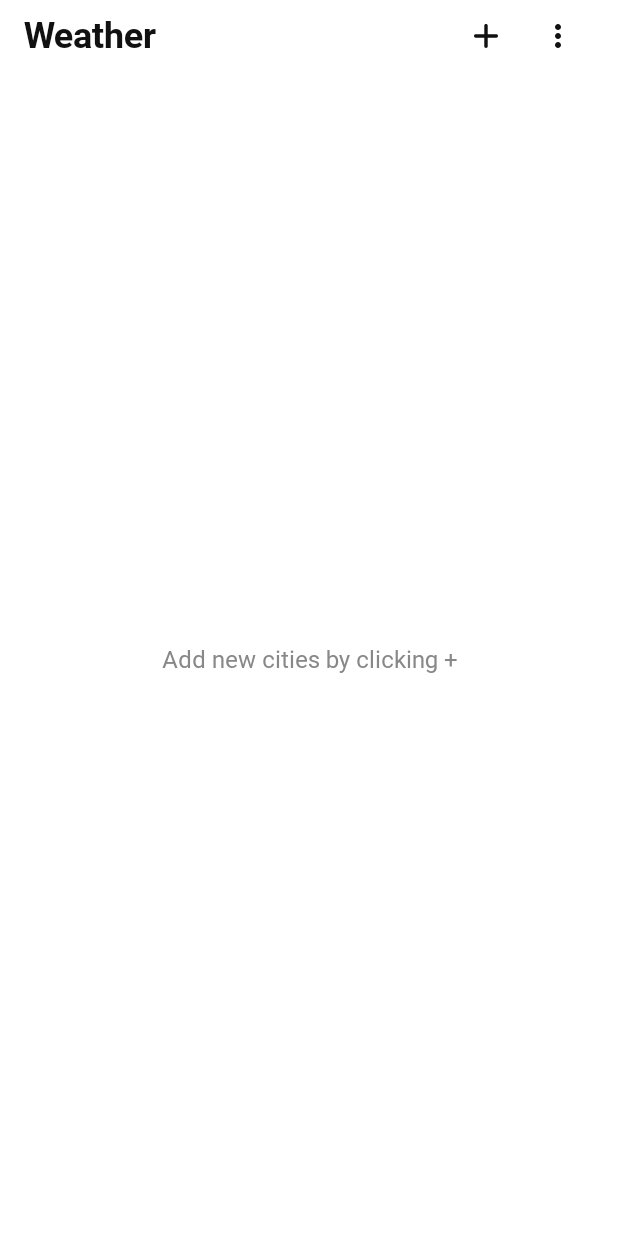
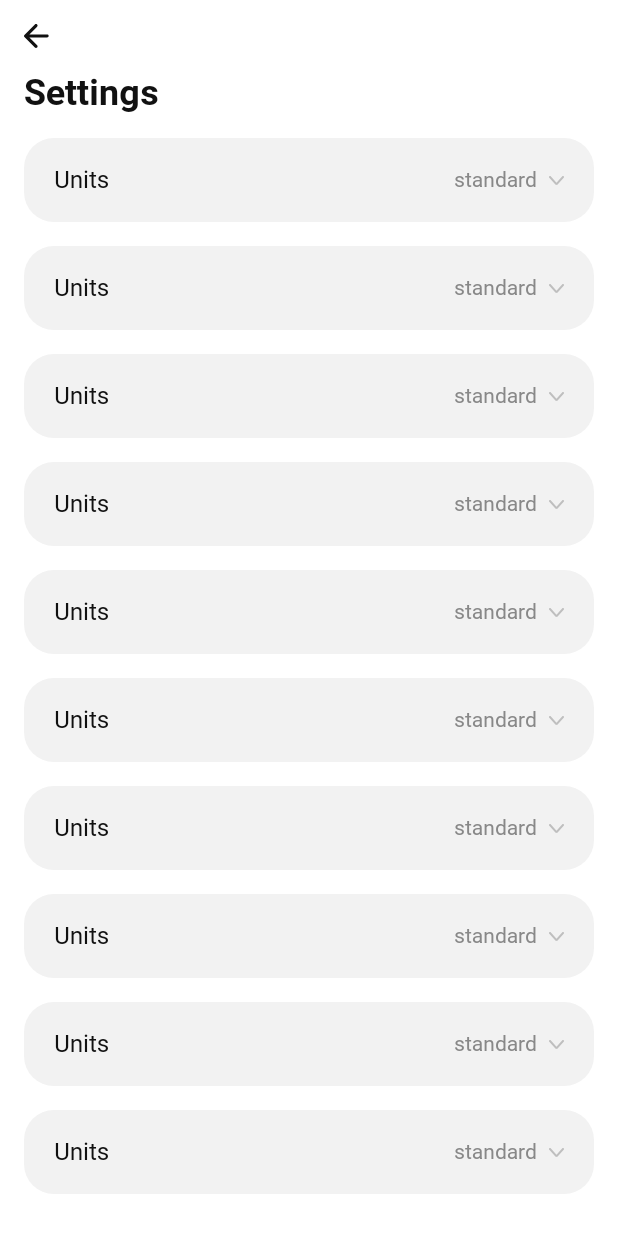
Before and after one commit to SviatKuzbyt/CityWeather, an Android app built with Jetpack Compose: the screen it shows after launch (MainActivity), after a tap on "Open settings", on a phone screen of 412 x 824 dp. Shown: the top 1233 px of the screen. Run offline under Robolectric (Android 15) with nearby library versions, the phone set to English and light mode, and no system bars; our stand-ins replace Room's generated code.

Commit message:
create SettingsItem

```diff
--- a/app/src/main/java/ua/sviatkuzbyt/cityweather/data/api/CurrentWeatherManager.kt
+++ b/app/src/main/java/ua/sviatkuzbyt/cityweather/data/api/CurrentWeatherManager.kt
@@ -1,10 +1,10 @@
 package ua.sviatkuzbyt.cityweather.data.api
 
 import com.google.gson.Gson
-import ua.sviatkuzbyt.cityweather.data.structures.WeatherItemAppearance.Companion.getWeatherItemAppearance
+import ua.sviatkuzbyt.cityweather.data.structures.weather.WeatherItemAppearance.Companion.getWeatherItemAppearance
 import ua.sviatkuzbyt.cityweather.data.database.CityEntity
 import ua.sviatkuzbyt.cityweather.data.structures.cities.CityItemData
-import ua.sviatkuzbyt.cityweather.data.structures.WeatherResponse
+import ua.sviatkuzbyt.cityweather.data.structures.weather.WeatherResponse
 
 class CurrentWeatherManager{
     private val gson = Gson()
--- a/app/src/main/java/ua/sviatkuzbyt/cityweather/data/repositories/ForecastFiveDaysRepository.kt
+++ b/app/src/main/java/ua/sviatkuzbyt/cityweather/data/repositories/ForecastFiveDaysRepository.kt
@@ -1,6 +1,6 @@
 package ua.sviatkuzbyt.cityweather.data.repositories
 
-import ua.sviatkuzbyt.cityweather.data.structures.WeatherItemAppearance.Companion.getWeatherItemAppearance
+import ua.sviatkuzbyt.cityweather.data.structures.weather.WeatherItemAppearance.Companion.getWeatherItemAppearance
 import ua.sviatkuzbyt.cityweather.data.structures.forecast.ForecastData
 import ua.sviatkuzbyt.cityweather.data.api.ForecastManager
 import ua.sviatkuzbyt.cityweather.data.structures.forecast.ForecastFiveDaysResponse
--- a/app/src/main/java/ua/sviatkuzbyt/cityweather/data/repositories/ForecastTodayRepository.kt
+++ b/app/src/main/java/ua/sviatkuzbyt/cityweather/data/repositories/ForecastTodayRepository.kt
@@ -1,6 +1,6 @@
 package ua.sviatkuzbyt.cityweather.data.repositories
 
-import ua.sviatkuzbyt.cityweather.data.structures.WeatherItemAppearance.Companion.getWeatherItemAppearance
+import ua.sviatkuzbyt.cityweather.data.structures.weather.WeatherItemAppearance.Companion.getWeatherItemAppearance
 import ua.sviatkuzbyt.cityweather.data.structures.forecast.ForecastData
 import ua.sviatkuzbyt.cityweather.data.api.ForecastManager
 import ua.sviatkuzbyt.cityweather.data.structures.forecast.ForecastTodayDataResponse
--- a/app/src/main/java/ua/sviatkuzbyt/cityweather/data/structures/forecast/FiveDayResponse.kt
+++ b/app/src/main/java/ua/sviatkuzbyt/cityweather/data/structures/forecast/FiveDayResponse.kt
@@ -1,6 +1,6 @@
 package ua.sviatkuzbyt.cityweather.data.structures.forecast
 
-import ua.sviatkuzbyt.cityweather.data.structures.Weather
+import ua.sviatkuzbyt.cityweather.data.structures.weather.Weather
 
 data class ForecastFiveDaysResponse(
     val list: List<ForecastFiveDaysItem>
--- a/app/src/main/java/ua/sviatkuzbyt/cityweather/data/structures/forecast/TodayResponse.kt
+++ b/app/src/main/java/ua/sviatkuzbyt/cityweather/data/structures/forecast/TodayResponse.kt
@@ -1,7 +1,7 @@
 package ua.sviatkuzbyt.cityweather.data.structures.forecast
 
-import ua.sviatkuzbyt.cityweather.data.structures.Weather
-import ua.sviatkuzbyt.cityweather.data.structures.Wind
+import ua.sviatkuzbyt.cityweather.data.structures.weather.Weather
+import ua.sviatkuzbyt.cityweather.data.structures.weather.Wind
 
 data class ForecastTodayDataResponse(
     val list: List<ForecastTodayResponseItem>
--- /dev/null
+++ b/app/src/main/java/ua/sviatkuzbyt/cityweather/data/structures/settings/SettingsItemData.kt
@@ -0,0 +1,9 @@
+package ua.sviatkuzbyt.cityweather.data.structures.settings
+
+import androidx.annotation.StringRes
+
+data class SettingsItemData(
+    @StringRes val label: Int,
+    val setValue: String,
+    val listOfValues: () -> List<String>,
+)
--- a/app/src/main/java/ua/sviatkuzbyt/cityweather/data/structures/CurentWeatherData.kt
+++ b/app/src/main/java/ua/sviatkuzbyt/cityweather/data/structures/weather/CurentWeatherData.kt
@@ -1,4 +1,4 @@
-package ua.sviatkuzbyt.cityweather.data.structures
+package ua.sviatkuzbyt.cityweather.data.structures.weather
 
 data class WeatherResponse(
     val weather: List<Weather>,
--- a/app/src/main/java/ua/sviatkuzbyt/cityweather/data/structures/WeatherItemAppearance.kt
+++ b/app/src/main/java/ua/sviatkuzbyt/cityweather/data/structures/weather/WeatherItemAppearance.kt
@@ -1,4 +1,4 @@
-package ua.sviatkuzbyt.cityweather.data.structures
+package ua.sviatkuzbyt.cityweather.data.structures.weather
 
 import androidx.annotation.DrawableRes
 import ua.sviatkuzbyt.cityweather.R
--- a/app/src/main/java/ua/sviatkuzbyt/cityweather/ui/AppNavigation.kt
+++ b/app/src/main/java/ua/sviatkuzbyt/cityweather/ui/AppNavigation.kt
@@ -25,6 +25,7 @@ import kotlinx.serialization.Serializable
 import ua.sviatkuzbyt.cityweather.ui.pages.cities.CitiesScreen
 import ua.sviatkuzbyt.cityweather.ui.pages.forecasts.ForecastFiveDaysScreen
 import ua.sviatkuzbyt.cityweather.ui.pages.forecasts.ForecastTodayScreen
+import ua.sviatkuzbyt.cityweather.ui.pages.settings.SettingsScreen
 
 @Serializable
 data object CitiesRoute
@@ -38,6 +39,9 @@ data class ForecastTodayRoute(
 data class ForecastFiveDaysRoute(
     val city: String
 )
+
+@Serializable
+data object SettingsRoute
 
 val LocalNavController: ProvidableCompositionLocal<NavController> = staticCompositionLocalOf{
     error("LocalNavController: No NavController")
@@ -88,6 +92,10 @@ fun AppNavigation(){
                 val route: ForecastTodayRoute = it.toRoute()
                 ForecastFiveDaysScreen(route.city)
             }
+
+            composable<SettingsRoute> {
+                SettingsScreen()
+            }
         }
     }
 }
--- /dev/null
+++ b/app/src/main/java/ua/sviatkuzbyt/cityweather/ui/elements/basic/BasicClick.kt
@@ -0,0 +1,10 @@
+package ua.sviatkuzbyt.cityweather.ui.elements.basic
+
+import androidx.compose.foundation.clickable
+import androidx.compose.ui.Modifier
+
+fun Modifier.basicClick(onClick: () -> Unit) = clickable(
+    interactionSource = null,
+    indication = null,
+    onClick = onClick
+)
--- a/app/src/main/java/ua/sviatkuzbyt/cityweather/ui/elements/basic/elements/ItemList.kt
+++ b/app/src/main/java/ua/sviatkuzbyt/cityweather/ui/elements/basic/elements/ItemList.kt
@@ -1,7 +1,6 @@
 package ua.sviatkuzbyt.cityweather.ui.elements.basic.elements
 
 import androidx.compose.foundation.background
-import androidx.compose.foundation.layout.Arrangement
 import androidx.compose.foundation.layout.Row
 import androidx.compose.foundation.layout.RowScope
 import androidx.compose.foundation.layout.fillMaxWidth
@@ -17,7 +16,6 @@ import ua.sviatkuzbyt.cityweather.ui.theme.sizeSpace56
 @Composable
 fun ItemList(
     modifier: Modifier = Modifier,
-    verticalAlignment: Alignment.Vertical,
     content: @Composable RowScope.() -> Unit
 ){
     Row(
@@ -29,8 +27,7 @@ fun ItemList(
                 color = MaterialTheme.colorScheme.surfaceContainer,
                 shape = shapeContainer
             ),
-        verticalAlignment = verticalAlignment,
-        horizontalArrangement = Arrangement.Center,
+        verticalAlignment = Alignment.CenterVertically,
         content = content
     )
 }
--- a/app/src/main/java/ua/sviatkuzbyt/cityweather/ui/elements/cities/item/CityItem.kt
+++ b/app/src/main/java/ua/sviatkuzbyt/cityweather/ui/elements/cities/item/CityItem.kt
@@ -6,7 +6,6 @@ import androidx.compose.animation.core.tween
 import androidx.compose.animation.fadeIn
 import androidx.compose.animation.fadeOut
 import androidx.compose.foundation.background
-import androidx.compose.foundation.clickable
 import androidx.compose.foundation.layout.Column
 import androidx.compose.foundation.layout.fillMaxWidth
 import androidx.compose.foundation.layout.padding
@@ -14,6 +13,7 @@ import androidx.compose.foundation.shape.RoundedCornerShape
 import androidx.compose.runtime.Composable
 import androidx.compose.ui.Modifier
 import ua.sviatkuzbyt.cityweather.data.structures.cities.CityItemData
+import ua.sviatkuzbyt.cityweather.ui.elements.basic.basicClick
 import ua.sviatkuzbyt.cityweather.ui.elements.cities.item.components.getCityBackground
 import ua.sviatkuzbyt.cityweather.ui.elements.cities.item.components.getCityItemColors
 import ua.sviatkuzbyt.cityweather.ui.elements.cities.item.components.getLinearBackground
@@ -42,10 +42,7 @@ fun CityItem(
             brush = getLinearBackground(backgrounds),
             shape = RoundedCornerShape(sizeSpace16)
         )
-        .clickable(
-            interactionSource = null,
-            indication = null,
-        ) {
+        .basicClick {
             onClickItem()
         }
         .padding(vertical = sizeSpace16, horizontal = sizeSpace20)
--- a/app/src/main/java/ua/sviatkuzbyt/cityweather/ui/elements/cities/item/components/ControlMenu.kt
+++ b/app/src/main/java/ua/sviatkuzbyt/cityweather/ui/elements/cities/item/components/ControlMenu.kt
@@ -53,7 +53,7 @@ fun ControlMenu(
 }
 
 @Composable
-private fun DropdownMenuButton(
+fun DropdownMenuButton(
     tittle: String,
     @DrawableRes icon: Int? = null,
     onClick: () -> Unit
--- a/app/src/main/java/ua/sviatkuzbyt/cityweather/ui/elements/forecast/ForecastItem.kt
+++ b/app/src/main/java/ua/sviatkuzbyt/cityweather/ui/elements/forecast/ForecastItem.kt
@@ -3,7 +3,6 @@ package ua.sviatkuzbyt.cityweather.ui.elements.forecast
 import androidx.compose.foundation.Image
 import androidx.compose.foundation.layout.height
 import androidx.compose.runtime.Composable
-import androidx.compose.ui.Alignment
 import androidx.compose.ui.Modifier
 import androidx.compose.ui.graphics.vector.ImageVector
 import androidx.compose.ui.res.vectorResource
@@ -15,9 +14,7 @@ import ua.sviatkuzbyt.cityweather.ui.theme.sizeSpace24
 
 @Composable
 fun ForecastItem(data: ForecastData, weatherWeight: Float){
-    ItemList(
-        verticalAlignment = Alignment.CenterVertically
-    ){
+    ItemList {
         TextHeadCenter(data.time, modifier = Modifier.weight(1f))
         TextBasicCenter(data.temp, modifier = Modifier.weight(1f))
 
--- /dev/null
+++ b/app/src/main/java/ua/sviatkuzbyt/cityweather/ui/elements/settings/SettingsItem.kt
@@ -0,0 +1,103 @@
+package ua.sviatkuzbyt.cityweather.ui.elements.settings
+
+import androidx.compose.foundation.layout.Box
+import androidx.compose.foundation.layout.padding
+import androidx.compose.foundation.layout.width
+import androidx.compose.material3.DropdownMenu
+import androidx.compose.material3.DropdownMenuItem
+import androidx.compose.material3.Icon
+import androidx.compose.material3.MaterialTheme
+import androidx.compose.runtime.Composable
+import androidx.compose.runtime.getValue
+import androidx.compose.runtime.mutableStateOf
+import androidx.compose.runtime.remember
+import androidx.compose.runtime.setValue
+import androidx.compose.ui.Modifier
+import androidx.compose.ui.draw.rotate
+import androidx.compose.ui.graphics.vector.ImageVector
+import androidx.compose.ui.res.stringResource
+import androidx.compose.ui.res.vectorResource
+import androidx.compose.ui.unit.DpOffset
+import androidx.compose.ui.unit.dp
+import ua.sviatkuzbyt.cityweather.R
+import ua.sviatkuzbyt.cityweather.data.structures.settings.SettingsItemData
+import ua.sviatkuzbyt.cityweather.ui.elements.basic.basicClick
+import ua.sviatkuzbyt.cityweather.ui.elements.basic.elements.ItemList
+import ua.sviatkuzbyt.cityweather.ui.elements.basic.elements.TextBasic
+import ua.sviatkuzbyt.cityweather.ui.elements.basic.elements.TextBasicSmall
+import ua.sviatkuzbyt.cityweather.ui.theme.sizeSpace16
+import ua.sviatkuzbyt.cityweather.ui.theme.sizeSpace20
+import ua.sviatkuzbyt.cityweather.ui.theme.sizeSpace8
+
+@Composable
+fun SettingsItem(
+    data: SettingsItemData,
+    onChangeValue: (String) -> Unit
+){
+    var isShowList by remember {
+        mutableStateOf(false)
+    }
+
+    ItemList(
+        Modifier.basicClick { isShowList = true }
+    ) {
+        TextBasic(
+            text = stringResource(data.label),
+            modifier = Modifier.padding(start = sizeSpace20).weight(1f)
+        )
+
+        TextBasicSmall(
+            text = data.setValue,
+            color = MaterialTheme.colorScheme.onPrimaryContainer
+        )
+
+        Box{
+            OpenIcon(isShowList)
+            SettingsList(
+                data = data.listOfValues,
+                isShow = isShowList,
+                onDismiss = {isShowList = false},
+                onClickElement = onChangeValue
+            )
+        }
+    }
+}
+
+@Composable
+private fun OpenIcon(isRotate: Boolean) {
+    Icon(
+        imageVector = ImageVector.vectorResource(R.drawable.ic_open_more),
+        contentDescription = stringResource(R.string.open_settings),
+        modifier = Modifier
+            .padding(start = sizeSpace8, end = sizeSpace20)
+            .width(10.dp)
+            .rotate(if(isRotate) 180f else 0f)
+        ,
+        tint = MaterialTheme.colorScheme.onSecondaryContainer
+    )
+}
+
+@Composable
+private fun SettingsList(
+    data: () -> List<String>,
+    isShow: Boolean,
+    onDismiss: () -> Unit,
+    onClickElement: (String) -> Unit
+){
+    DropdownMenu(
+        expanded = isShow,
+        onDismissRequest = onDismiss,
+        offset = DpOffset(-sizeSpace8, sizeSpace16)
+
+    ) {
+        data.invoke().forEach {
+            DropdownMenuItem(
+                text = { TextBasic(it) },
+                onClick = {
+                    onClickElement(it)
+                    onDismiss()
+                }
+            )
+        }
+    }
+}
--- a/app/src/main/java/ua/sviatkuzbyt/cityweather/ui/pages/cities/CitiesScreen.kt
+++ b/app/src/main/java/ua/sviatkuzbyt/cityweather/ui/pages/cities/CitiesScreen.kt
@@ -21,6 +21,7 @@ import ua.sviatkuzbyt.cityweather.data.structures.cities.CityItemData
 import ua.sviatkuzbyt.cityweather.ui.ForecastFiveDaysRoute
 import ua.sviatkuzbyt.cityweather.ui.ForecastTodayRoute
 import ua.sviatkuzbyt.cityweather.ui.LocalNavController
+import ua.sviatkuzbyt.cityweather.ui.SettingsRoute
 import ua.sviatkuzbyt.cityweather.ui.elements.basic.screens.Screen
 import ua.sviatkuzbyt.cityweather.ui.elements.cities.CitiesTopBar
 import ua.sviatkuzbyt.cityweather.ui.elements.cities.item.CityItem
@@ -71,6 +72,9 @@ fun CitiesScreen(){
         },
         update = {
             viewModel.loadCities()
+        },
+        moreButton = {
+            navController.navigate(SettingsRoute)
         }
     )
 }
@@ -87,7 +91,8 @@ private fun CitiesContent(
     errorReturn: () -> Unit,
     openForecastToday: (String) -> Unit,
     openForecastFiveDays: (String) -> Unit,
-    update: () -> Unit
+    update: () -> Unit,
+    moreButton: () -> Unit
 ){
     var openCityItem by rememberSaveable {
         mutableIntStateOf(NO_OPEN_ITEM)
@@ -105,7 +110,7 @@ private fun CitiesContent(
                 onAddCity = {city ->
                     addCity(city)
                 },
-                onMoreButtonClick = {}
+                onMoreButtonClick = moreButton
             )
         },
 
--- /dev/null
+++ b/app/src/main/java/ua/sviatkuzbyt/cityweather/ui/pages/settings/SettingsScreen.kt
@@ -0,0 +1,45 @@
+package ua.sviatkuzbyt.cityweather.ui.pages.settings
+
+import androidx.compose.foundation.layout.fillMaxSize
+import androidx.compose.foundation.lazy.LazyColumn
+import androidx.compose.runtime.Composable
+import androidx.compose.ui.Modifier
+import androidx.compose.ui.res.stringResource
+import ua.sviatkuzbyt.cityweather.R
+import ua.sviatkuzbyt.cityweather.data.structures.ScreenState
+import ua.sviatkuzbyt.cityweather.data.structures.settings.SettingsItemData
+import ua.sviatkuzbyt.cityweather.ui.elements.basic.screens.Screen
+import ua.sviatkuzbyt.cityweather.ui.elements.basic.topbar.LabelNavigateTopBar
+import ua.sviatkuzbyt.cityweather.ui.elements.settings.SettingsItem
+
+@Composable
+fun SettingsScreen(){
+    SettingsContent{}
+}
+
+@Composable
+fun SettingsContent(
+    navigateBack: () -> Unit
+){
+    Screen(
+        topBar = {
+            LabelNavigateTopBar(
+                text = stringResource(R.string.settings),
+                onNavigate = navigateBack
+            )
+        },
+        screenState = ScreenState.Content
+    ) {
+        LazyColumn(Modifier.fillMaxSize()) {
+            items(10){
+                SettingsItem(
+                    data = SettingsItemData(
+                        R.string.units,
+                        "standard"
+                    ) { listOf("standard", "metric", "imperial") },
+                    onChangeValue = {}
+                )
+            }
+        }
+    }
+}
--- /dev/null
+++ b/app/src/main/res/drawable/ic_open_more.xml
@@ -0,0 +1,9 @@
+<vector xmlns:android="http://schemas.android.com/apk/res/android"
+    android:width="10dp"
+    android:height="6dp"
+    android:viewportWidth="10"
+    android:viewportHeight="6">
+  <path
+      android:pathData="M4.997,4.434L8.868,0.209C8.999,0.065 9.155,-0.005 9.335,0C9.515,0.005 9.671,0.079 9.803,0.223C9.934,0.367 10,0.537 10,0.733C10,0.93 9.934,1.1 9.803,1.243L5.747,5.655C5.642,5.77 5.523,5.856 5.392,5.914C5.26,5.971 5.128,6 4.997,6C4.865,6 4.733,5.971 4.602,5.914C4.47,5.856 4.352,5.77 4.246,5.655L0.191,1.229C0.059,1.085 -0.004,0.918 0,0.726C0.005,0.534 0.073,0.367 0.204,0.223C0.336,0.079 0.492,0.007 0.672,0.007C0.852,0.007 1.007,0.079 1.139,0.223L4.997,4.434Z"
+      android:fillColor="#000000"/>
+</vector>
--- a/app/src/main/res/values/strings.xml
+++ b/app/src/main/res/values/strings.xml
@@ -36,4 +36,5 @@
     <string name="time">Time</string>
     <string name="temperature">Temperature</string>
     <string name="settings">Settings</string>
+    <string name="units">Units</string>
 </resources>
```
